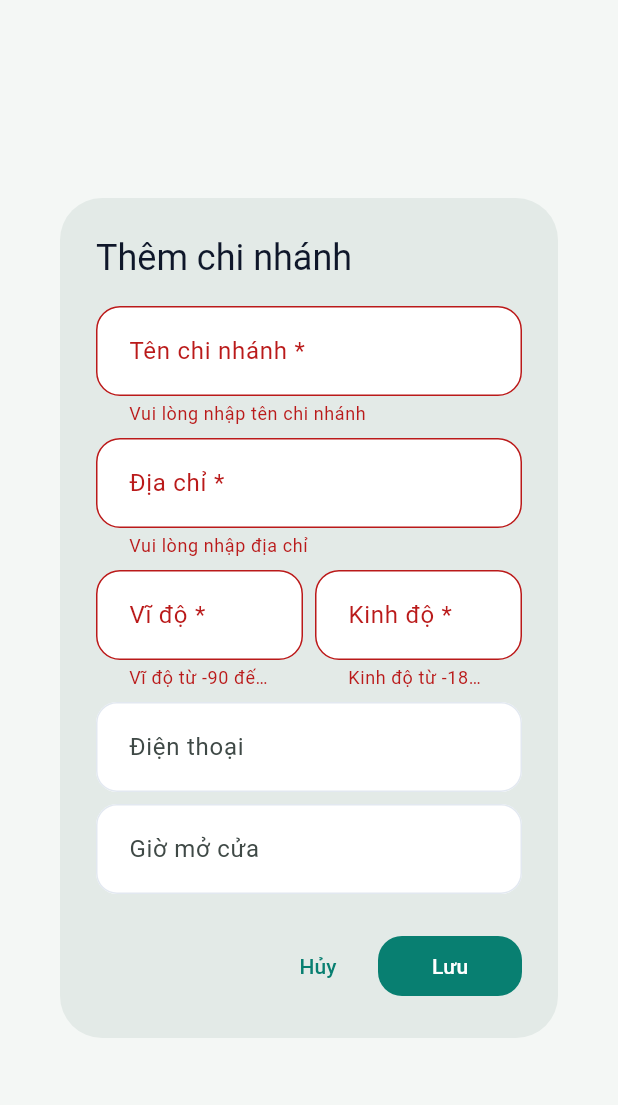
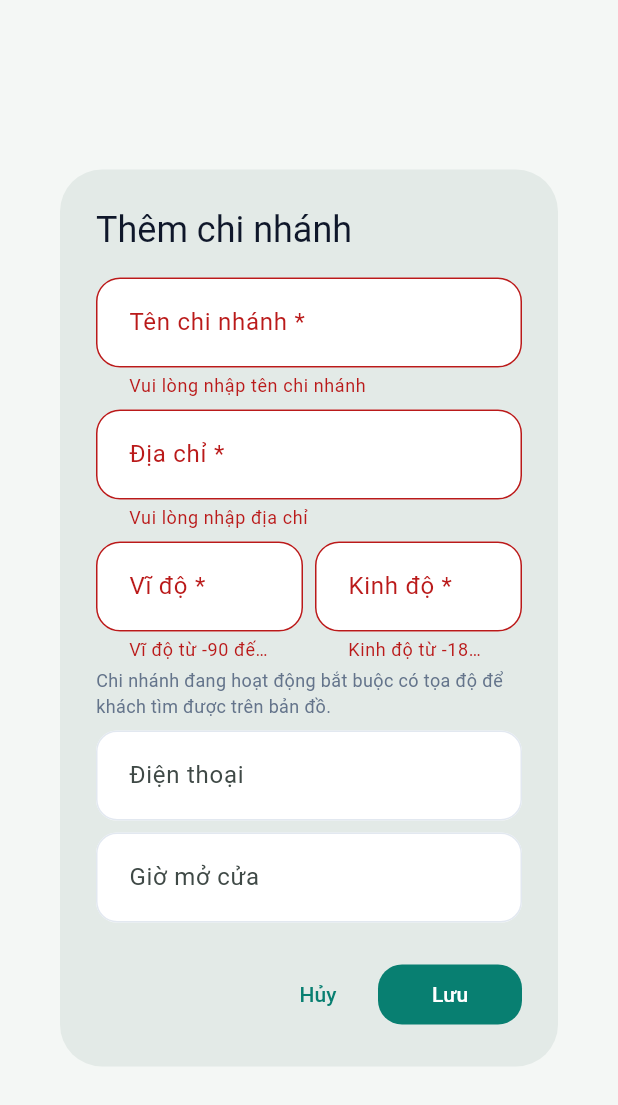
Before and after one commit to PRM-393/Web_FE, a Flutter app: the _StoreDialog widget shown alone on an empty page, opened directly with empty values, after a tap on "Lưu", on a phone screen of 412 x 824 dp. Shown: the top 1105 px of the screen. Run offline on Flutter 3.47's test engine with Material 3 defaults, Android fonts, the phone set to English and light mode, and no system bars; our stand-ins replace flutter_secure_storage; missing offline and left inert: mobile_scanner; accounts and stored records are empty; network calls fail.

Commit message:
feat(F07): edit and reopen stores, fix staff deactivation wording

```diff
--- a/lib/screens/brand/staff_list_screen.dart
+++ b/lib/screens/brand/staff_list_screen.dart
@@ -13,7 +13,8 @@ import '../../widgets/common.dart';
 import '../../widgets/portal_shell.dart';
 
 // FR-BRAND-05/06: tao tai khoan nhan vien, gan vao chi nhanh cua chinh thuong hieu (BR-19), vo hieu hoa.
-// Moi lan gan la mot dong; mot nhan vien co the duoc gan nhieu chi nhanh.
+// Moi lan gan la mot dong; mot nhan vien co the duoc gan nhieu chi nhanh, moi chi nhanh chi mot dong.
+// Vo hieu hoa o day la khoa ca tai khoan (nghi viec) va thu hoi moi phien, khong phai go khoi mot chi nhanh.
 class StaffListScreen extends StatelessWidget {
   const StaffListScreen({super.key});
 
@@ -64,9 +65,11 @@ class _StaffListState extends State<_StaffList> {
   }
 
   Future<void> _deactivate(StaffMember m) async {
+    // FR-BRAND-06 / FR-AUTH-10: vo hieu hoa la tat ca tai khoan, khong rieng chi nhanh dang xem
     final ok = await confirmDialog(context,
         title: 'Vô hiệu hóa nhân viên',
-        message: '${m.email} sẽ không xác nhận sử dụng voucher tại ${m.storeName ?? 'chi nhánh này'} nữa.',
+        message: 'Tài khoản ${m.email} sẽ bị khóa ở mọi chi nhánh của thương hiệu và '
+            'mọi phiên đăng nhập bị thu hồi ngay. Dùng cho nhân viên đã nghỉ việc.',
         confirm: 'Vô hiệu hóa');
     if (!ok) return;
     try {
--- a/lib/screens/brand/store_list_screen.dart
+++ b/lib/screens/brand/store_list_screen.dart
@@ -11,8 +11,10 @@ import '../../widgets/brand_gate.dart';
 import '../../widgets/common.dart';
 import '../../widgets/portal_shell.dart';
 
-// FR-BRAND-04: tao, vo hieu hoa chi nhanh (ten, dia chi, toa do, gio mo cua, dien thoai).
+// FR-BRAND-04: tao, sua, vo hieu hoa va mo lai chi nhanh (ten, dia chi, toa do, gio mo cua, dien thoai).
 // Toa do bat buoc khi chi nhanh hoat dong (DC-05) de khach tim voucher gan day.
+// BR-24: may chu tu choi vo hieu hoa chi nhanh ap dung cuoi cung cua chien dich con voucher chua dung;
+// man hinh chi viec hien nguyen van ly do tra ve.
 class StoreListScreen extends StatelessWidget {
   const StoreListScreen({super.key});
 
@@ -28,11 +30,16 @@ class _StoreList extends StatelessWidget {
 
   final Brand brand;
 
-  Future<void> _add(BuildContext context) async {
-    final created = await showDialog<bool>(context: context, builder: (_) => _StoreDialog(brandId: brand.id));
-    if (created == true && context.mounted) {
+  Future<void> _openDialog(BuildContext context, {Store? store}) async {
+    final saved = await showDialog<bool>(
+      context: context,
+      builder: (_) => _StoreDialog(brandId: brand.id, store: store),
+    );
+    if (saved == true && context.mounted) {
       await context.read<BrandProvider>().reloadStores();
-      if (context.mounted) showMessage(context, 'Đã thêm chi nhánh.');
+      if (context.mounted) {
+        showMessage(context, store == null ? 'Đã thêm chi nhánh.' : 'Đã lưu thay đổi.');
+      }
     }
   }
 
@@ -42,11 +49,22 @@ class _StoreList extends StatelessWidget {
         message: 'Chi nhánh "${store.name}" sẽ không nhận xác nhận sử dụng voucher nữa.',
         confirm: 'Vô hiệu hóa');
     if (!ok || !context.mounted) return;
+    await _run(context, () => context.read<BrandService>().deactivateStore(store.id),
+        success: 'Đã vô hiệu hóa chi nhánh.');
+  }
+
+  // Mo lai chi nhanh: may chu chan neu chi nhanh thieu toa do (DC-05), ly do hien ngay tren man hinh
+  Future<void> _reactivate(BuildContext context, Store store) async {
+    await _run(context, () => context.read<BrandService>().updateStore(store.id, status: true),
+        success: 'Đã mở lại chi nhánh.');
+  }
+
+  Future<void> _run(BuildContext context, Future<void> Function() action, {required String success}) async {
     try {
-      await context.read<BrandService>().deactivateStore(store.id);
+      await action();
       if (!context.mounted) return;
       await context.read<BrandProvider>().reloadStores();
-      if (context.mounted) showMessage(context, 'Đã vô hiệu hóa chi nhánh.');
+      if (context.mounted) showMessage(context, success);
     } catch (e) {
       if (context.mounted) showMessage(context, e.toString(), error: true);
     }
@@ -64,7 +82,7 @@ class _StoreList extends StatelessWidget {
           actions: [
             FilledButton.icon(
               style: FilledButton.styleFrom(minimumSize: const Size(0, 44)),
-              onPressed: () => _add(context),
+              onPressed: () => _openDialog(context),
               icon: const Icon(Icons.add),
               label: const Text('Thêm chi nhánh'),
             ),
@@ -87,17 +105,33 @@ class _StoreList extends StatelessWidget {
                           s.address,
                           if (s.phone != null) 'ĐT: ${s.phone}',
                           if (s.openingHours != null) 'Mở cửa: ${s.openingHours}',
+                          // DC-05: toa do la thu khach dung de tim chi nhanh gan nhat, hien ra cho de doi chieu
+                          if (s.latitude != null && s.longitude != null)
+                            'Tọa độ: ${s.latitude!.toStringAsFixed(4)}, ${s.longitude!.toStringAsFixed(4)}'
+                          else
+                            'Chưa có tọa độ',
                         ].join(' · ')),
                         trailing: Wrap(
                           spacing: AppSpacing.sm,
                           crossAxisAlignment: WrapCrossAlignment.center,
                           children: [
                             StatusChip(s.active ? 'ACTIVE' : 'INACTIVE'),
+                            IconButton(
+                              tooltip: 'Sửa',
+                              icon: const Icon(Icons.edit_outlined),
+                              onPressed: () => _openDialog(context, store: s),
+                            ),
                             if (s.active)
                               IconButton(
                                 tooltip: 'Vô hiệu hóa',
                                 icon: const Icon(Icons.block, color: AppColors.danger),
                                 onPressed: () => _deactivate(context, s),
+                              )
+                            else
+                              TextButton.icon(
+                                onPressed: () => _reactivate(context, s),
+                                icon: const Icon(Icons.restart_alt),
+                                label: const Text('Mở lại'),
                               ),
                           ],
                         ),
@@ -111,10 +145,12 @@ class _StoreList extends StatelessWidget {
   }
 }
 
+// Dung chung cho them moi va sua: store != null la dang sua
 class _StoreDialog extends StatefulWidget {
-  const _StoreDialog({required this.brandId});
+  const _StoreDialog({required this.brandId, this.store});
 
   final String brandId;
+  final Store? store;
 
   @override
   State<_StoreDialog> createState() => _StoreDialogState();
@@ -122,14 +158,28 @@ class _StoreDialog extends StatefulWidget {
 
 class _StoreDialogState extends State<_StoreDialog> {
   final _formKey = GlobalKey<FormState>();
-  final _name = TextEditingController();
-  final _address = TextEditingController();
-  final _lat = TextEditingController();
-  final _lng = TextEditingController();
-  final _phone = TextEditingController();
-  final _hours = TextEditingController();
+  late final TextEditingController _name;
+  late final TextEditingController _address;
+  late final TextEditingController _lat;
+  late final TextEditingController _lng;
+  late final TextEditingController _phone;
+  late final TextEditingController _hours;
   bool _saving = false;
   String? _error;
+
+  bool get _isEdit => widget.store != null;
+
+  @override
+  void initState() {
+    super.initState();
+    final s = widget.store;
+    _name = TextEditingController(text: s?.name ?? '');
+    _address = TextEditingController(text: s?.address ?? '');
+    _lat = TextEditingController(text: s?.latitude?.toString() ?? '');
+    _lng = TextEditingController(text: s?.longitude?.toString() ?? '');
+    _phone = TextEditingController(text: s?.phone ?? '');
+    _hours = TextEditingController(text: s?.openingHours ?? '');
+  }
 
   @override
   void dispose() {
@@ -146,7 +196,19 @@ class _StoreDialogState extends State<_StoreDialog> {
       _error = null;
     });
     try {
-      await context.read<BrandService>().createStore(
+      final service = context.read<BrandService>();
+      if (_isEdit) {
+        await service.updateStore(
+          widget.store!.id,
+          name: _name.text.trim(),
+          address: _address.text.trim(),
+          latitude: double.parse(_lat.text.trim()),
+          longitude: double.parse(_lng.text.trim()),
+          phone: _phone.text.trim(),
+          openingHours: _hours.text.trim(),
+        );
+      } else {
+        await service.createStore(
           widget.brandId,
           name: _name.text.trim(),
           address: _address.text.trim(),
@@ -155,6 +217,7 @@ class _StoreDialogState extends State<_StoreDialog> {
           phone: _phone.text.trim(),
           openingHours: _hours.text.trim(),
         );
+      }
       if (mounted) Navigator.pop(context, true);
     } catch (e) {
       if (mounted) setState(() => _error = e.toString());
@@ -165,7 +228,7 @@ class _StoreDialogState extends State<_StoreDialog> {
 
   @override
   Widget build(BuildContext context) => AlertDialog(
-        title: const Text('Thêm chi nhánh'),
+        title: Text(_isEdit ? 'Sửa chi nhánh' : 'Thêm chi nhánh'),
         content: SizedBox(
           width: 480,
           child: Form(
@@ -203,6 +266,15 @@ class _StoreDialogState extends State<_StoreDialog> {
                       ),
                     ),
                   ]),
+                  const SizedBox(height: AppSpacing.xs),
+                  // DC-05: noi ro vi sao toa do la bat buoc, de nguoi dung khong tuong la truong thua
+                  const Align(
+                    alignment: Alignment.centerLeft,
+                    child: Text(
+                      'Chi nhánh đang hoạt động bắt buộc có tọa độ để khách tìm được trên bản đồ.',
+                      style: TextStyle(fontSize: 12, color: AppColors.textSecondary),
+                    ),
+                  ),
                   const SizedBox(height: AppSpacing.sm),
                   TextFormField(controller: _phone, decoration: const InputDecoration(labelText: 'Điện thoại')),
                   const SizedBox(height: AppSpacing.sm),
@@ -222,6 +294,7 @@ class _StoreDialogState extends State<_StoreDialog> {
         actions: [
           TextButton(onPressed: () => Navigator.pop(context), child: const Text('Hủy')),
           FilledButton(
+            key: const Key('store-save'),
             style: FilledButton.styleFrom(minimumSize: const Size(96, 40)),
             onPressed: _saving ? null : _save,
             child: const Text('Lưu'),
```
Also changed, not shown: lib/services/portal_services.dart (+24 -0 lines), 1 other file. Lines whose indentation alone changed are shown as unchanged.
